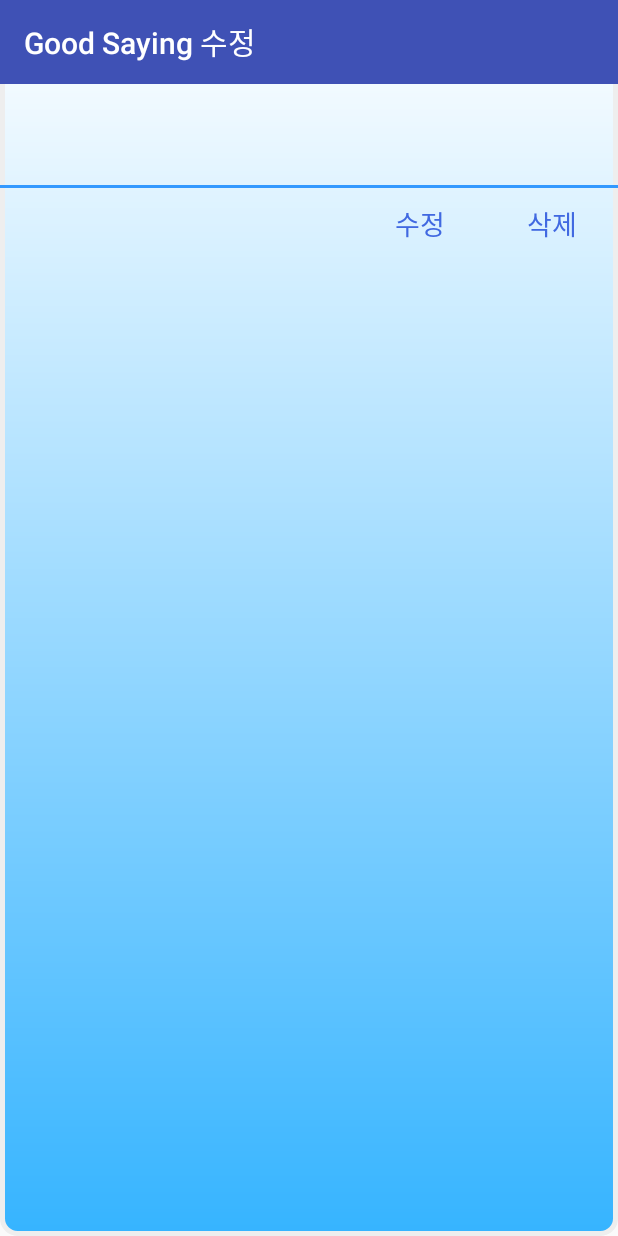
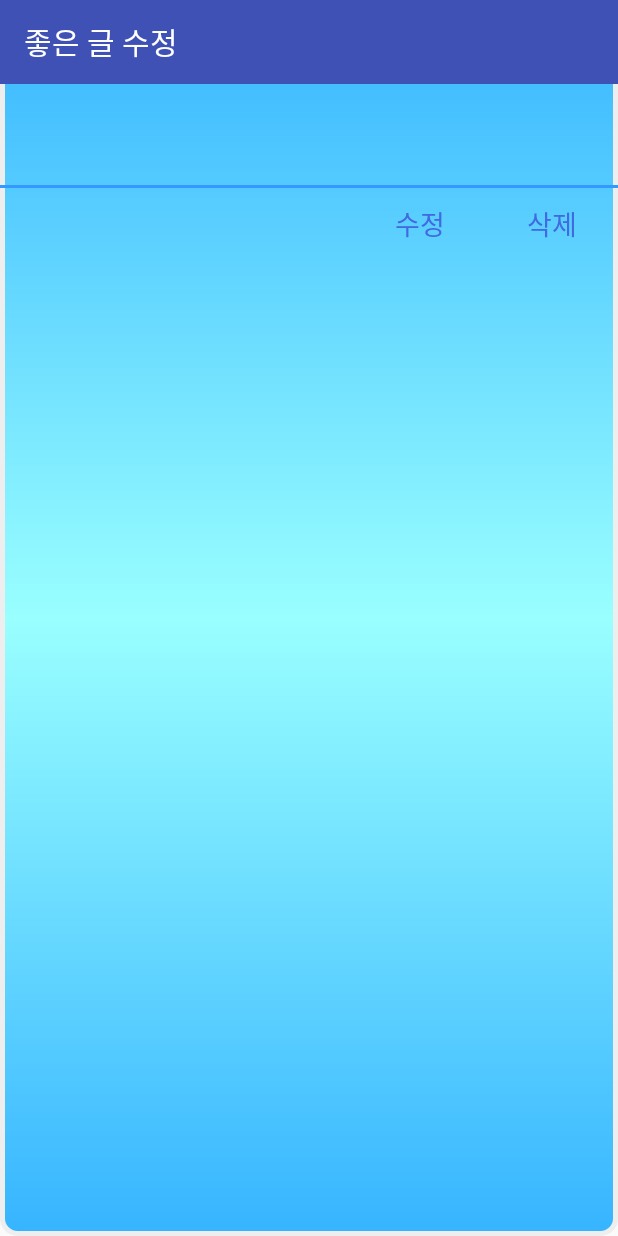
Before and after one commit to luckyrandy/GoodSaying, an Android app: the ModifyActivity screen opened directly, with no data from a screen before it, on a phone screen of 412 x 824 dp. Run offline under Robolectric (Android 15) with nearby library versions, the phone set to English and light mode, and no system bars.

```diff
--- a/app/src/main/AndroidManifest.xml
+++ b/app/src/main/AndroidManifest.xml
@@ -27,6 +27,9 @@
         <activity
             android:name=".SettingActivity">
         </activity>
+        <activity
+            android:name=".NotiActivity">
+        </activity>
 
         <receiver android:name=".AlarmReceive" android:enabled="true" />
     </application>
--- a/app/src/main/java/com/example/sunchan/goodsaying/ModifyActivity.java
+++ b/app/src/main/java/com/example/sunchan/goodsaying/ModifyActivity.java
@@ -12,13 +12,14 @@ import android.widget.EditText;
 import android.widget.Toast;
 
 public class ModifyActivity extends AppCompatActivity {
-    private static final String TAG = "MY_DEBUG - ModifyActivity";
+    private static final String TAG = "MYD - ModifyActivity";
 
-    private EditText edit_text;
+    private EditText mEditText;
     private Toolbar mToolBar;
 
     private int mId;
     private String mText = "";
+    private int mCount;
 
     private String mUserInput = "";
 
@@ -37,15 +38,16 @@ public class ModifyActivity extends AppCompatActivity {
 
         mId = intent.getIntExtra("id", -1);
         mText = intent.getStringExtra("text");
+        mCount = intent.getIntExtra("count", -1);
 
         //Toast.makeText(this, Integer.toString(mId), Toast.LENGTH_SHORT).show();
 
-        edit_text.setText(mText);
+        mEditText.setText(mText);
     }
 
 
     private void setupViews() {
-        edit_text = (EditText) findViewById(R.id.edit_text_update);
+        mEditText = (EditText) findViewById(R.id.edit_text_update);
 
         mToolBar = (Toolbar) findViewById(R.id.sub_toolbar);
         setSupportActionBar(mToolBar);
@@ -69,15 +71,15 @@ public class ModifyActivity extends AppCompatActivity {
 
 
     public void updateItem() {
-        mUserInput = edit_text.getText().toString();
+        mUserInput = mEditText.getText().toString();
 
         if (mUserInput == null || mUserInput.length() == 0) {
             Toast.makeText(this, R.string.warn_text, Toast.LENGTH_SHORT).show();
-            edit_text.requestFocus();       // focus on
+            mEditText.requestFocus();       // focus on
             return;
         }
 
-        db.updateItem(mId, mUserInput);
+        db.updateItem(mId, mUserInput, mCount);
 
         Toast.makeText(ModifyActivity.this, R.string.txt_update_done, Toast.LENGTH_SHORT).show();
         finish();           // Activity 종료
--- /dev/null
+++ b/app/src/main/res/drawable/bg_noti.xml
@@ -0,0 +1,21 @@
+<?xml version="1.0" encoding="utf-8"?>
+<shape xmlns:android="http://schemas.android.com/apk/res/android"
+    android:shape="rectangle" >
+
+    <gradient
+        android:angle="90"
+        android:endColor="#36B4FF"
+        android:centerColor="#99FFFF"
+        android:startColor="#36B4FF" />
+
+    <stroke
+        android:width="3dp"
+        android:color="#EEE" />
+
+    <corners
+        android:bottomLeftRadius="10dp"
+        android:bottomRightRadius="10dp"
+        android:topLeftRadius="10dp"
+        android:topRightRadius="10dp" />
+
+</shape>
--- a/app/src/main/res/layout/modify_layout.xml
+++ b/app/src/main/res/layout/modify_layout.xml
@@ -4,7 +4,7 @@
     android:layout_width="fill_parent"
     android:layout_height="fill_parent"
     android:orientation="vertical"
-    android:background="@drawable/bg">
+    android:background="@drawable/bg_noti">
 
     <android.support.v7.widget.Toolbar
         android:id="@+id/sub_toolbar"
@@ -71,5 +71,4 @@
 
     </LinearLayout>
 
-
 </LinearLayout>
--- a/app/src/main/res/values/strings.xml
+++ b/app/src/main/res/values/strings.xml
@@ -17,7 +17,8 @@
     <string name="set_alarm_on">On</string>
     <string name="set_alarm_off">Off</string>
     <string name="set_alarm_off_msg">알람이 해제 되있습니다</string>
-    <string name="insert_title">Good Saying 추가</string>
-    <string name="update_title">Good Saying 수정</string>
+    <string name="insert_title">좋은 글 추가</string>
+    <string name="update_title">좋은 글 수정</string>
     <string name="btn_time">시간 설정</string>
+    <string name="noti_title">오늘의 좋은 글</string>
 </resources>
```
Also changed, not shown: app/src/main/java/com/example/sunchan/goodsaying/AlarmReceive.java (+55 -11 lines), app/src/main/java/com/example/sunchan/goodsaying/DBHandler.java (+78 -9 lines), app/src/main/java/com/example/sunchan/goodsaying/InputActivity.java (+16 -3 lines), app/src/main/java/com/example/sunchan/goodsaying/Item.java (+11 -1 lines), app/src/main/java/com/example/sunchan/goodsaying/MainActivity.java (+27 -3 lines), app/src/main/java/com/example/sunchan/goodsaying/NotiActivity.java (added, +42 -0 lines), app/src/main/java/com/example/sunchan/goodsaying/SettingActivity.java (+8 -18 lines), app/src/main/res/layout/noti_layout.xml (added, +31 -0 lines), app/src/main/ic_launcher-web.png (added), app/src/main/res/mipmap-hdpi/ic_launcher.png, app/src/main/res/mipmap-mdpi/ic_launcher.png, app/src/main/res/mipmap-xhdpi/ic_launcher.png, app/src/main/res/mipmap-xxhdpi/ic_launcher.png, app/src/main/res/mipmap-xxxhdpi/ic_launcher.png.
